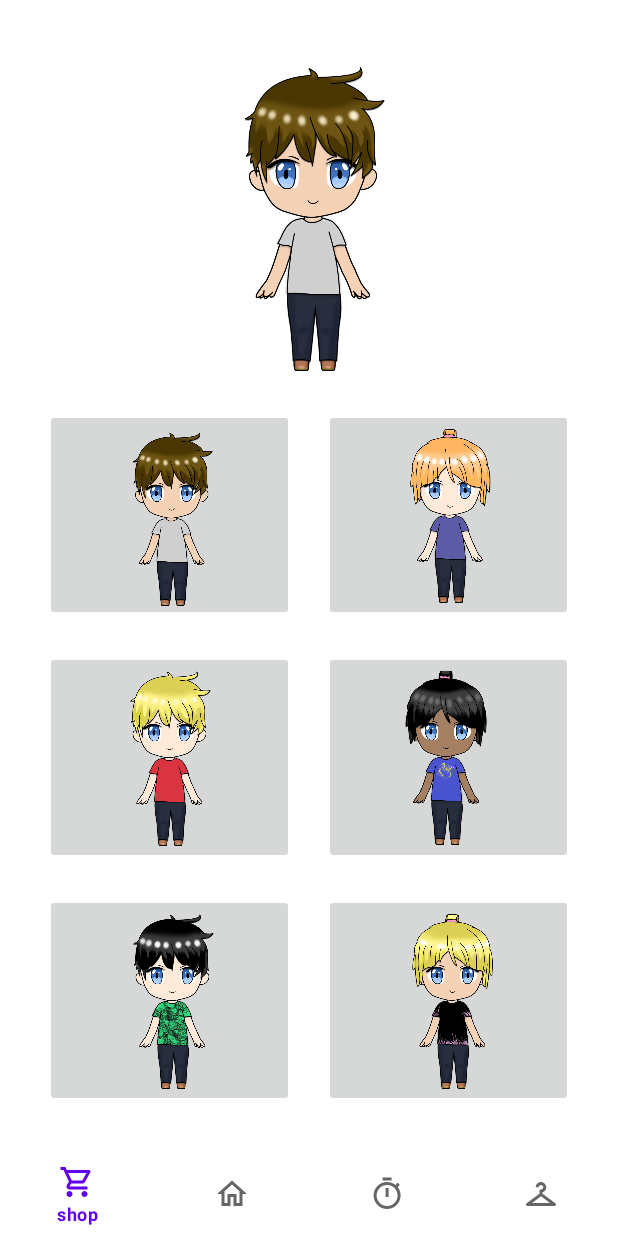
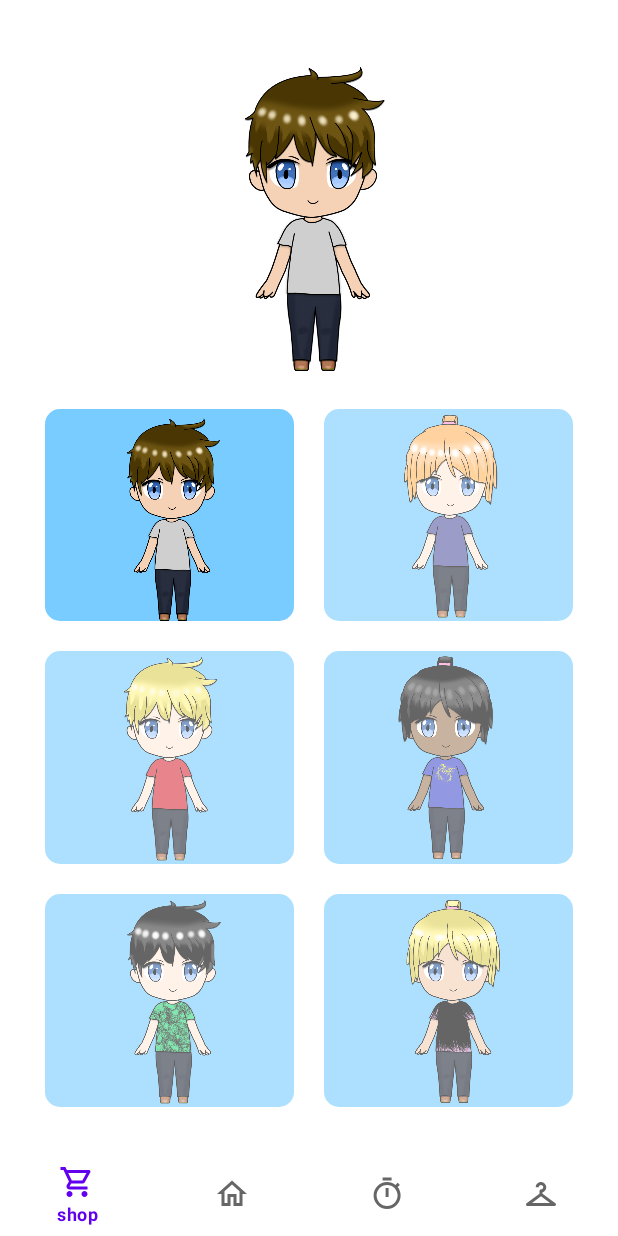
Before and after one commit to FJuergen/5kopf-lernhilfe, an Android app: the fragment AvatarSettings placed in its activity, after a tap on an icon or button, on a phone screen of 412 x 824 dp. Run offline under Robolectric (Android 15) with nearby library versions, the phone set to English and light mode, and no system bars.

Commit message:
Anpassungen am Mainscreen und Garderobe UI,Items freischalten(V1.1)

```diff
--- a/app/src/main/java/com/kopf5/lernhilfe/AvatarSettings.java
+++ b/app/src/main/java/com/kopf5/lernhilfe/AvatarSettings.java
@@ -13,11 +13,14 @@ import android.graphics.Canvas;
 import android.graphics.drawable.BitmapDrawable;
 import android.graphics.drawable.Drawable;
 import android.os.Bundle;
+import android.view.Gravity;
 import android.view.LayoutInflater;
 import android.view.View;
 import android.view.ViewGroup;
 import android.widget.ImageButton;
 import android.widget.ImageView;
+import android.widget.TextView;
+import android.widget.Toast;
 
 import java.io.File;
 import java.io.FileInputStream;
@@ -34,11 +37,9 @@ public class AvatarSettings extends Fragment {
     ImageView img;
     ContextWrapper cw;
     SharedPreferences mySP;
-    ImageButton avatar2;
-    ImageButton avatar3;
-    ImageButton avatar4;
-    ImageButton avatar5;
-    ImageButton avatar6;
+    private ImageButton avatar2,avatar3,avatar4,avatar5,avatar6;
+    private Toast toast;
+    private View customToast;
 
     public AvatarSettings() {
         super(R.layout.activity_avatar_settings);
@@ -54,12 +55,31 @@ public class AvatarSettings extends Fragment {
      * setzt die Priview auf das Drawable des Buttons
      */
     public void setPreview(View v){
-        System.out.println("test");
-        Drawable skin = ((ImageButton)v).getDrawable();
-        if(skin!=null) {
-            img.setImageDrawable(skin);
-            saveDrawable(skin);
+        ImageButton imgB = (ImageButton)v;
+        if(v.isActivated()) {
+            Drawable skin = imgB.getDrawable();
+            if (skin != null) {
+                img.setImageDrawable(skin);
+                saveDrawable(skin);
+            }
         }
+        else {
+            ((TextView)customToast.findViewById(R.id.textViewToast)).setText("Du benötigst Level "+ getRequiredSkinLevel(imgB) + " für diesen Skin");
+            toast.show();
+        }
+    }
+
+    private int getRequiredSkinLevel(ImageButton b){
+        int requiredLv;
+        switch(b.getId()){
+            case R.id.imageButtonSkin2: requiredLv = 10;break;
+            case R.id.imageButtonSkin3: requiredLv = 20;break;
+            case R.id.imageButtonSkin4: requiredLv = 30;break;
+            case R.id.imageButtonSkin5: requiredLv = 40;break;
+            case R.id.imageButtonSkin6: requiredLv = 50;break;
+            default: requiredLv = 1;
+        }
+        return requiredLv;
     }
 
     /*
@@ -75,7 +95,6 @@ public class AvatarSettings extends Fragment {
         editor.putString("selectedSkinPath", path);
         editor.commit();
     }
-
 
     // Wandelt ein Drawable-Object in ein Bitmap-Object um
     public static Bitmap drawableToBitmap(Drawable drawable) {
@@ -150,6 +169,7 @@ public class AvatarSettings extends Fragment {
                              Bundle savedInstanceState) {
         // Inflate the layout for this fragment
         View view = inflater.inflate(R.layout.activity_avatar_settings, container, false);
+
         img = view.findViewById(R.id.imageViewPreview);
         ImageButton avatar1 = view.findViewById(R.id.imageButtonSkin1);
         avatar1.setOnClickListener(this::setPreview);
@@ -163,11 +183,22 @@ public class AvatarSettings extends Fragment {
         avatar5.setOnClickListener(this::setPreview);
         avatar6 = view.findViewById(R.id.imageButtonSkin6);
         avatar6.setOnClickListener(this::setPreview);
-        avatar2.setEnabled(false);
-        avatar3.setEnabled(false);
-        avatar4.setEnabled(false);
-        avatar5.setEnabled(false);
-        avatar6.setEnabled(false);
+
+        //Buttons auf disable setzen für das Freischalten
+        avatar1.setActivated(true);
+        avatar2.setActivated(false);
+        avatar3.setActivated(false);
+        avatar4.setActivated(false);
+        avatar5.setActivated(false);
+        avatar6.setActivated(false);
+
+        //custom toast message anlegen für nicht freigeschaltete Skins
+        customToast = inflater.inflate(R.layout.custom_toast,(ViewGroup)view.findViewById(R.id.toast_layout));
+        toast = new Toast(getActivity().getApplicationContext());
+        toast.setGravity(Gravity.CENTER_VERTICAL,0,0);
+        toast.setDuration(Toast.LENGTH_SHORT);
+        toast.setView(customToast);
+
         return view;
     }
 
@@ -178,13 +209,23 @@ public class AvatarSettings extends Fragment {
         cw = new ContextWrapper(getActivity().getBaseContext());
         loadImageFromStorage(mySP.getString("selectedSkinPath",""));
         //freischalten der Skins:
-        int level = mySP.getInt("level", 1);
+        int level = mySP.getInt("level",1);
         switch(level){
-            case 50: avatar6.setEnabled(true);
-            case 40: avatar5.setEnabled(true);
-            case 30: avatar4.setEnabled(true);
-            case 20: avatar3.setEnabled(true);
-            case 10: avatar2.setEnabled(true);
+            case 50:
+                avatar6.setActivated(true);
+                avatar6.setAlpha(1.0f);
+            case 40:
+                avatar5.setActivated(true);
+                avatar5.setAlpha(1.0f);
+            case 30:
+                avatar4.setActivated(true);
+                avatar4.setAlpha(1.0f);
+            case 20:
+                avatar3.setActivated(true);
+                avatar3.setAlpha(1.0f);
+            case 10:
+                avatar2.setActivated(true);
+                avatar2.setAlpha(1.0f);
         }
     }
 }
--- a/app/src/main/java/com/kopf5/lernhilfe/MainFragment.java
+++ b/app/src/main/java/com/kopf5/lernhilfe/MainFragment.java
@@ -49,8 +49,6 @@ public class MainFragment extends Fragment {
         return view;
     }
 
-
-
     /*
      * wird zur Activity navigiert, wird der Skin,Level und Progress (xp/levelThreshold) geladen.
      */
@@ -62,10 +60,9 @@ public class MainFragment extends Fragment {
         textViewLevel.setText("Level " + mySP.getInt("level",1));
         float xp = mySP.getFloat("xp",0);
         float levelThreshold = mySP.getFloat("levelThreshold", 100);
-        xpProgress.setText(xp + " XP / " + levelThreshold + " XP");
+        xpProgress.setText((int)xp + " XP / " + ((int)Math.ceil(levelThreshold)) + " XP");
         pBar.setProgress((int)((xp/levelThreshold)*100));
     }
-
 
     /*
      * laedt Bild vom angegebenen Path
--- a/app/src/main/java/com/kopf5/lernhilfe/UserManager.java
+++ b/app/src/main/java/com/kopf5/lernhilfe/UserManager.java
@@ -13,7 +13,7 @@ public class UserManager {
     private final int maxLevel = 50;
 
     private UserManager(){
-        // lade Werte; setze Standardwertem, falls noch nie addXp(float xp) aufgerufen wurde
+        // lade Werte; setze Standardwerte, falls noch nie addXp(float xp) aufgerufen wurde
         readSharedPreferences();
     }
 
--- /dev/null
+++ b/app/src/main/res/drawable/image_button_background.xml
@@ -0,0 +1,6 @@
+<?xml version="1.0" encoding="utf-8"?>
+<shape xmlns:android="http://schemas.android.com/apk/res/android">
+    <solid android:color="#78CCFF"/>
+    <corners android:radius="10dp"/>
+    <padding android:left="0dp" android:top="0dp" android:right="0dp" android:bottom="0dp" />
+</shape>
--- /dev/null
+++ b/app/src/main/res/drawable/toast_background.xml
@@ -0,0 +1,6 @@
+<?xml version="1.0" encoding="UTF-8"?>
+<shape xmlns:android="http://schemas.android.com/apk/res/android">
+    <solid android:color="#6B78FF"/>
+    <corners android:radius="10dp"/>
+    <padding android:left="0dp" android:top="0dp" android:right="0dp" android:bottom="0dp" />
+</shape>
--- a/app/src/main/res/layout/activity_avatar_settings.xml
+++ b/app/src/main/res/layout/activity_avatar_settings.xml
@@ -36,6 +36,7 @@
                 android:layout_height="match_parent"
                 android:layout_margin="10dp"
                 android:layout_weight="1"
+                android:background="@drawable/image_button_background"
                 android:scaleType="fitCenter"
                 android:src="@drawable/skin1" />
 
@@ -45,6 +46,8 @@
                 android:layout_height="match_parent"
                 android:layout_margin="10dp"
                 android:layout_weight="1"
+                android:alpha=".6"
+                android:background="@drawable/image_button_background"
                 android:scaleType="fitCenter"
                 android:src="@drawable/skin2" />
         </LinearLayout>
@@ -61,6 +64,8 @@
                 android:layout_height="match_parent"
                 android:layout_margin="10dp"
                 android:layout_weight="1"
+                android:alpha=".6"
+                android:background="@drawable/image_button_background"
                 android:scaleType="fitCenter"
                 android:src="@drawable/skin3" />
 
@@ -70,6 +75,8 @@
                 android:layout_height="match_parent"
                 android:layout_margin="10dp"
                 android:layout_weight="1"
+                android:alpha=".6"
+                android:background="@drawable/image_button_background"
                 android:scaleType="fitCenter"
                 android:src="@drawable/skin4" />
         </LinearLayout>
@@ -86,6 +93,8 @@
                 android:layout_height="match_parent"
                 android:layout_margin="10dp"
                 android:layout_weight="1"
+                android:alpha=".6"
+                android:background="@drawable/image_button_background"
                 android:scaleType="fitCenter"
                 android:src="@drawable/skin5" />
 
@@ -95,6 +104,8 @@
                 android:layout_height="match_parent"
                 android:layout_margin="10dp"
                 android:layout_weight="1"
+                android:alpha=".6"
+                android:background="@drawable/image_button_background"
                 android:scaleType="fitCenter"
                 android:src="@drawable/skin6" />
         </LinearLayout>
```
Also changed, not shown: app/src/main/res/layout/custom_toast.xml (added, +37 -0 lines).
